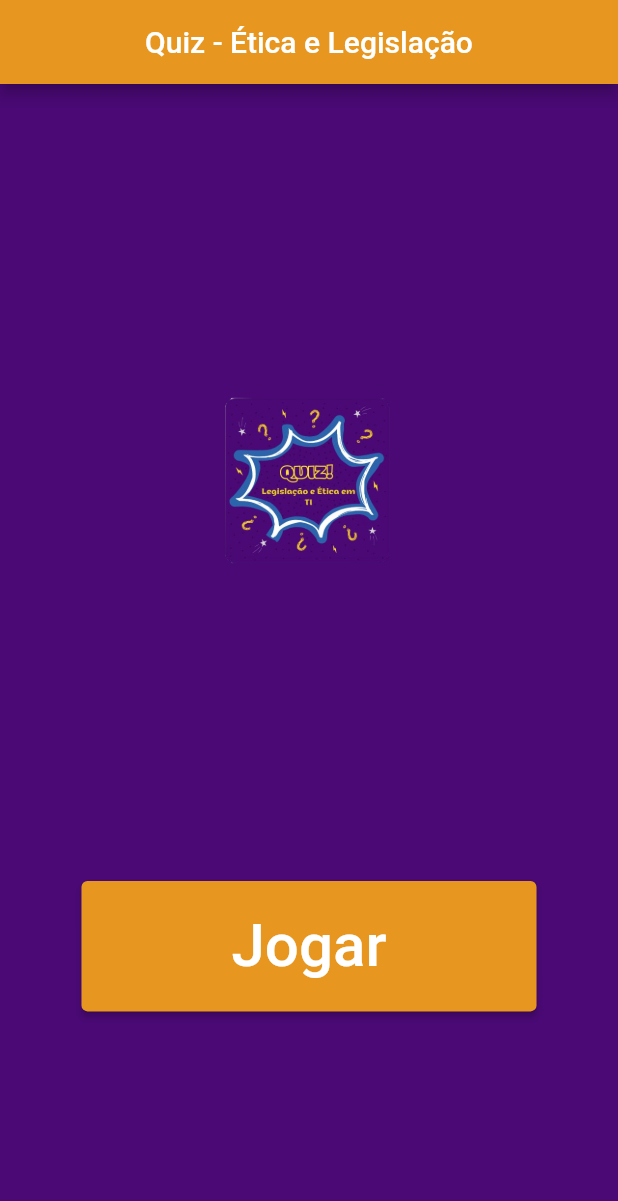
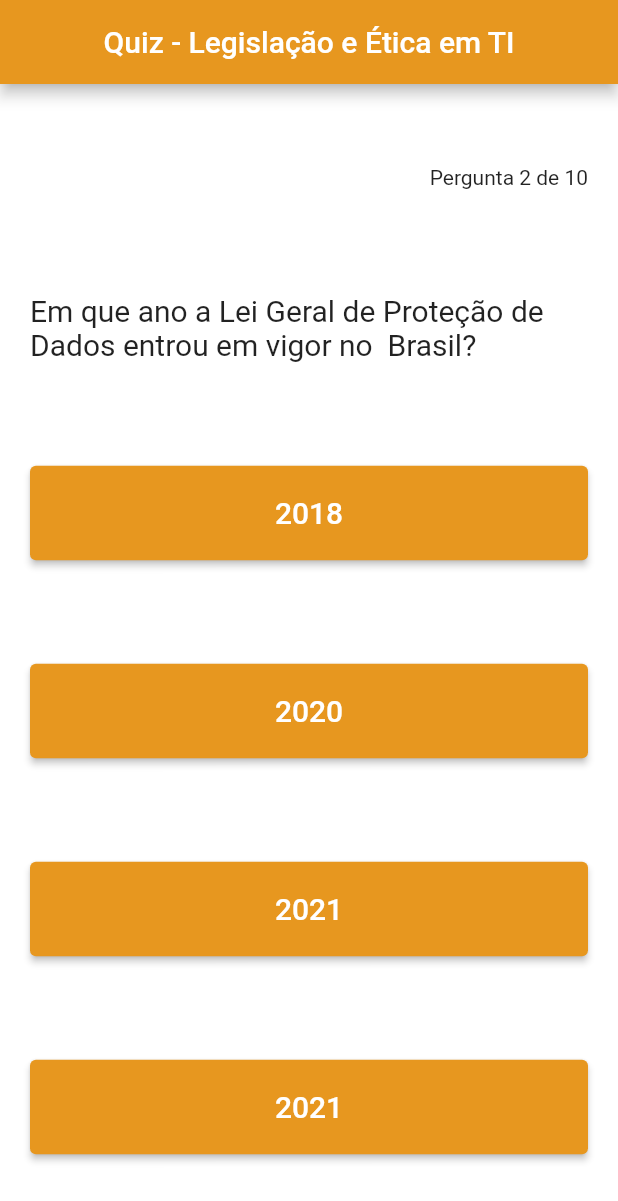
Before and after one commit to NiveaStelmam/QuizApp, a Flutter app: the screen it shows after launch, on a phone screen of 412 x 824 dp. Shown: the top 1201 px of the screen. Run offline on Flutter 3.47's test engine with Material 2 defaults, Android fonts, the phone set to English and light mode, and no system bars.

Commit message:
segunda tela e perguntas

```diff
--- a/lib/homepage.dart
+++ b/lib/homepage.dart
@@ -11,13 +11,13 @@ class Homepage extends StatelessWidget {
         appBar: AppBar(
           backgroundColor:
               Color.fromARGB(255, 231, 151, 31), // cor da barra de navegação
-          title: Center(child: Text('Quiz - Ética e Legislação')),
+          title: Center(child: Text('Quiz - Legislação e Ética em TI')),
         ),
         body: Center(
           child: Column(
             mainAxisAlignment: MainAxisAlignment.spaceEvenly,
             children: [
-              Image.asset('assets/images/logo.png'),
+              Image.asset('assets/images/quiz.png'),
               ElevatedButton(
                 onPressed: () {},
                 child: Text('Jogar', style: TextStyle(fontSize: 40)),
--- a/lib/main.dart
+++ b/lib/main.dart
@@ -1,6 +1,7 @@
 import 'package:flutter/material.dart';
 import 'homepage.dart';
+import 'quiz.dart';
 
 void main() {
-  runApp(Homepage());
+  runApp(Quiz());
 }
--- /dev/null
+++ b/lib/quiz.dart
@@ -0,0 +1,123 @@
+import 'package:flutter/material.dart';
+
+class Quiz extends StatefulWidget {
+  const Quiz({super.key});
+
+  @override
+  State<Quiz> createState() => _QuizState();
+}
+
+class _QuizState extends State<Quiz> {
+  @override
+  Widget build(BuildContext context) {
+    List quiz = [
+      {
+        "pergunta":
+            "Nome da pessoa designada pela empresa para garantir a conformidade com a LGPD e atuar como ponto de contato para titulares dos dados:",
+        "respostas": [
+          "Controlador",
+          "Titular",
+          "Encarregado",
+          "Mediador",
+        ],
+        "alternativa_correta": 3,
+      }
+    ];
+    quiz.add({
+      "pergunta":
+          "Em que ano a Lei Geral de Proteção de Dados entrou em vigor no 	Brasil?",
+      "respostas": [
+        "2018",
+        "2020",
+        "2021",
+        "2022",
+      ],
+      "alternativa_correta": 2,
+    });
+    print("Dados do Quiz");
+    print(quiz);
+
+    int perguntaNumero = 2;
+
+    return MaterialApp(
+      home: Scaffold(
+        backgroundColor:
+            Colors.white, // cor do fundo do app - Color(0xFF4A0975)
+        appBar: AppBar(
+          backgroundColor:
+              Color.fromARGB(255, 231, 151, 31), // cor da barra de navegação -
+          title: Center(child: Text('Quiz - Legislação e Ética em TI')),
+        ),
+        body: Padding(
+          padding: const EdgeInsets.all(20.0),
+          child: Column(
+            mainAxisAlignment: MainAxisAlignment.spaceAround,
+            children: [
+              Align(
+                  alignment: Alignment.topRight,
+                  child: Text("Pergunta $perguntaNumero de 10")),
+              Text("" + quiz[perguntaNumero - 1]['pergunta'],
+                  style: TextStyle(fontSize: 20)),
+              SizedBox(
+                width: double.infinity,
+                child: ElevatedButton(
+                  onPressed: () {
+                    print("Pressionando o botão 1");
+                  },
+                  child: Text(quiz[perguntaNumero - 1]['respostas'][0],
+                      style: TextStyle(fontSize: 20)),
+                  style: ElevatedButton.styleFrom(
+                      backgroundColor: const Color.fromARGB(
+                          255, 231, 151, 31), // cor do botão
+                      padding: EdgeInsets.fromLTRB(100, 20, 100, 20)),
+                ),
+              ),
+              SizedBox(
+                width: double.infinity,
+                child: ElevatedButton(
+                  onPressed: () {
+                    print("Pressionando o botão 2");
+                  },
+                  child: Text(quiz[perguntaNumero - 1]['respostas'][1],
+                      style: TextStyle(fontSize: 20)),
+                  style: ElevatedButton.styleFrom(
+                      backgroundColor: const Color.fromARGB(
+                          255, 231, 151, 31), // cor do botão
+                      padding: const EdgeInsets.fromLTRB(100, 20, 100, 20)),
+                ),
+              ),
+              SizedBox(
+                width: double.infinity,
+                child: ElevatedButton(
+                  onPressed: () {
+                    print("Pressionando o botão 3");
+                  },
+                  child: Text(quiz[perguntaNumero - 1]['respostas'][2],
+                      style: TextStyle(fontSize: 20)),
+                  style: ElevatedButton.styleFrom(
+                      backgroundColor:
+                          Color.fromARGB(255, 231, 151, 31), // cor do botão
+                      padding: EdgeInsets.fromLTRB(100, 20, 100, 20)),
+                ),
+              ),
+              SizedBox(
+                width: double.infinity,
+                child: ElevatedButton(
+                  onPressed: () {
+                    print("Pressionando o botão 4");
+                  },
+                  child: Text(quiz[perguntaNumero - 1]['respostas'][2],
+                      style: TextStyle(fontSize: 20)),
+                  style: ElevatedButton.styleFrom(
+                      backgroundColor:
+                          Color.fromARGB(255, 231, 151, 31), // cor do botão
+                      padding: EdgeInsets.fromLTRB(100, 20, 100, 20)),
+                ),
+              ),
+            ],
+          ),
+        ),
+      ),
+    );
+  }
+}
--- a/pubspec.yaml
+++ b/pubspec.yaml
@@ -64,7 +64,7 @@ flutter:
   #   - images/a_dot_ham.jpeg
 
   assets:
-    - assets/images/logo.png
+    - assets/images/quiz.png
 
 
   # An image asset can refer to one or more resolution-specific "variants", see
```
Also changed, not shown: assets/images/logo.png (deleted), assets/images/quiz.png (added).
